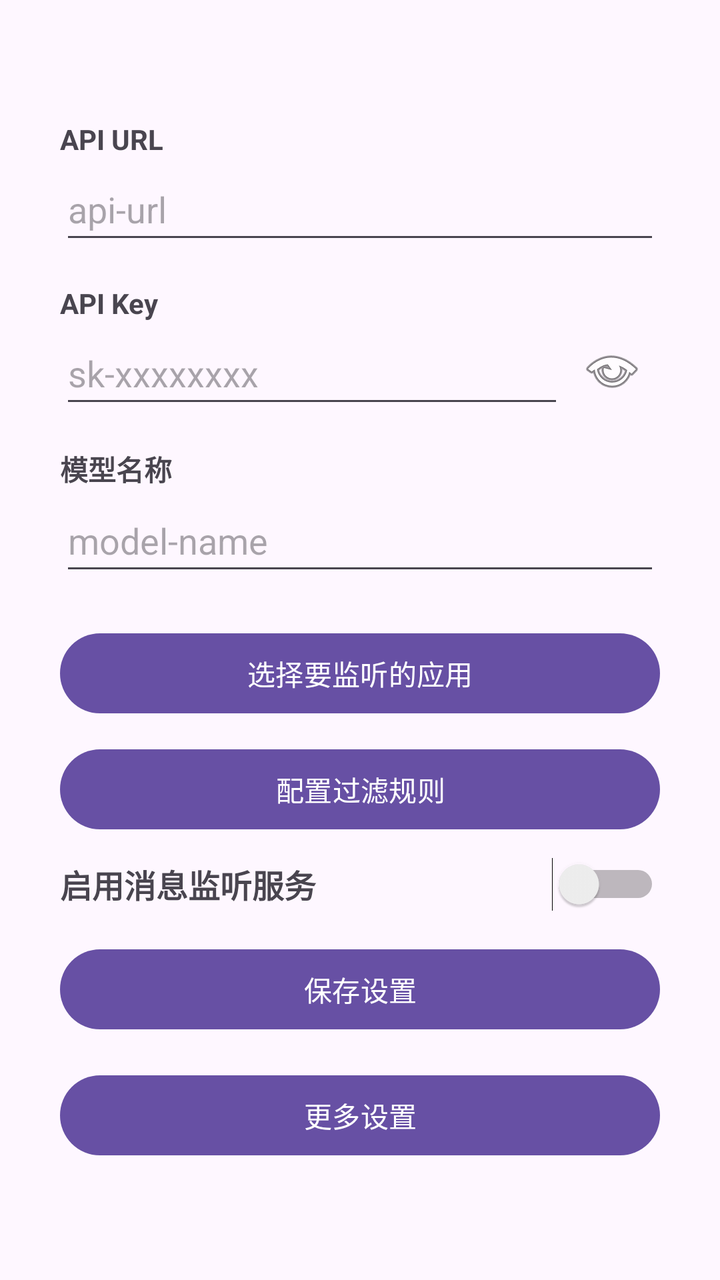
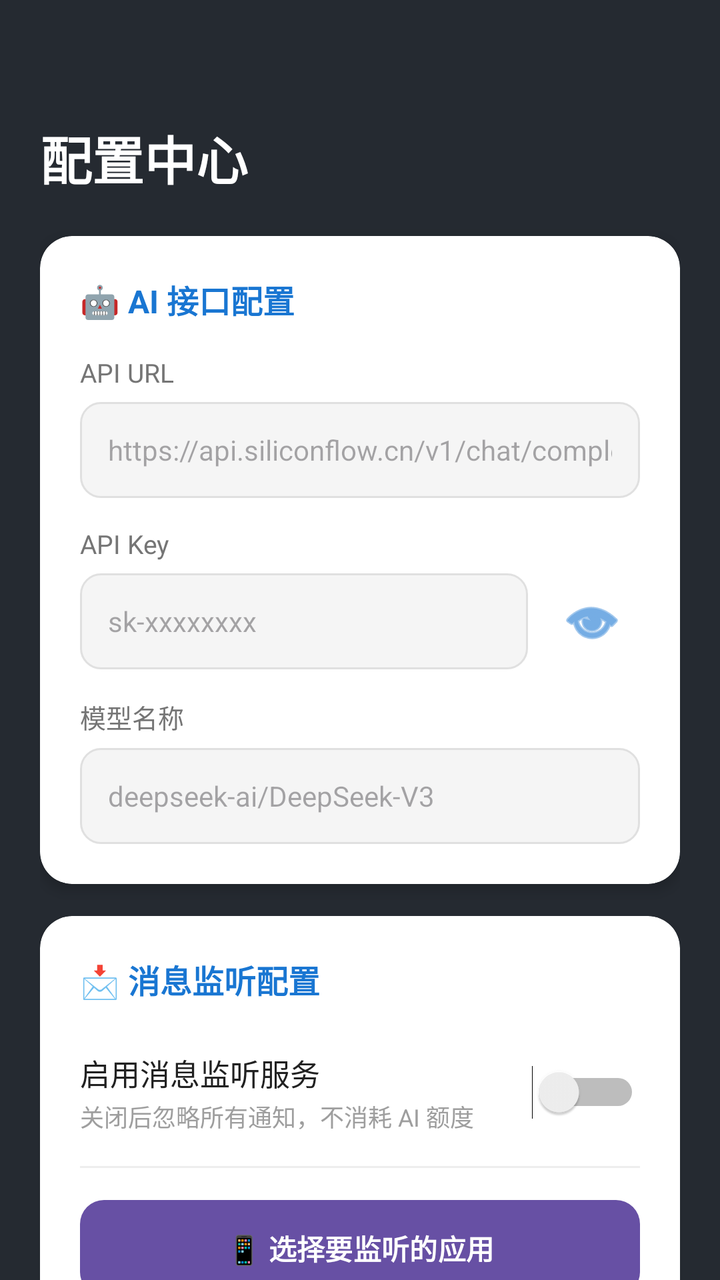

Compare the two renders of this Android layout. The source of the first and the diff that turns it into the second are given below.
<!-- AndroidManifest.xml: application theme Theme.QQAIHelper -->
<!-- res/layout/activity_main.xml -->
<?xml version="1.0" encoding="utf-8"?>
<LinearLayout xmlns:android="http://schemas.android.com/apk/res/android"
    android:layout_width="match_parent"
    android:layout_height="match_parent"
    android:orientation="vertical"
    android:fitsSystemWindows="true"
    android:paddingTop="60dp">

    <LinearLayout
        android:layout_width="match_parent"
        android:layout_height="wrap_content"
        android:orientation="vertical"
        android:layout_marginLeft="30dp"
        android:layout_marginRight="30dp"
        android:layout_marginBottom="20dp">

        <TextView
            android:layout_width="wrap_content"
            android:layout_height="wrap_content"
            android:text="API URL"
            android:textStyle="bold" />

        <EditText
            android:id="@+id/etApiUrl"
            android:layout_width="match_parent"
            android:layout_height="wrap_content"
            android:minHeight="48dp"
            android:inputType="textUri"
            android:layout_marginBottom="15dp"
            android:hint="api-url" />

        <TextView
            android:layout_width="wrap_content"
            android:layout_height="wrap_content"
            android:text="API Key"
            android:textStyle="bold" />

        
        <LinearLayout
            android:layout_width="match_parent"
            android:layout_height="wrap_content"
            android:orientation="horizontal"
            android:gravity="center_vertical"
            android:layout_marginBottom="15dp">

            <EditText
                android:id="@+id/etApiKey"
                android:layout_width="0dp"
                android:layout_height="wrap_content"
                android:layout_weight="1"
                android:minHeight="48dp"
                android:inputType="textPassword"
                android:hint="sk-xxxxxxxx" />

            <ImageButton
                android:id="@+id/btnToggleApiKey"
                android:layout_width="48dp"
                android:layout_height="48dp"
                android:background="?attr/selectableItemBackgroundBorderless"
                android:src="@android:drawable/ic_menu_view"
                android:contentDescription="显示或隐藏密码" />
        </LinearLayout>

        <TextView
            android:layout_width="wrap_content"
            android:layout_height="wrap_content"
            android:text="模型名称"
            android:textStyle="bold" />

        <EditText
            android:id="@+id/etModel"
            android:layout_width="match_parent"
            android:layout_height="wrap_content"
            android:minHeight="48dp"
            android:inputType="text"
            android:layout_marginBottom="20dp"
            android:hint="model-name" />

        <Button
            android:id="@+id/btnSelectApps"
            android:layout_width="match_parent"
            android:layout_height="wrap_content"
            android:minHeight="48dp"
            android:layout_marginBottom="10dp"
            android:text="选择要监听的应用" />

        <Button
            android:id="@+id/btnFilterRules"
            android:layout_width="match_parent"
            android:layout_height="wrap_content"
            android:minHeight="48dp"
            android:layout_marginBottom="10dp"
            android:text="配置过滤规则" />

        <LinearLayout
            android:layout_width="match_parent"
            android:layout_height="wrap_content"
            android:orientation="horizontal"
            android:gravity="center_vertical"
            android:layout_marginBottom="15dp">

            <TextView
                android:layout_width="0dp"
                android:layout_height="wrap_content"
                android:layout_weight="1"
                android:text="启用消息监听服务"
                android:textStyle="bold"
                android:textSize="16sp" />

            <Switch
                android:id="@+id/switchService"
                android:layout_width="wrap_content"
                android:layout_height="wrap_content" />
        </LinearLayout>

        <Button
            android:id="@+id/btnSave"
            android:layout_width="match_parent"
            android:layout_height="wrap_content"
            android:minHeight="48dp"
            android:text="保存设置" />

        <Button
            android:id="@+id/btnMoreSettings"
            android:layout_width="match_parent"
            android:layout_height="wrap_content"
            android:minHeight="48dp"
            android:layout_marginTop="15dp"
            android:text="更多设置" />

        <TextView
            android:id="@+id/tvStatus"
            android:layout_width="match_parent"
            android:layout_height="wrap_content"
            android:layout_marginTop="10dp"
            android:gravity="center"
            android:textColor="#4CAF50" />

    </LinearLayout>

</LinearLayout>
<!-- resources referenced by this layout -->
<resources>
  <style name="Theme.QQAIHelper" parent="Base.Theme.QQAIHelper" />
  <style name="Base.Theme.QQAIHelper" parent="Theme.Material3.DayNight.NoActionBar">
          
          
      </style>
</resources>

<!-- the commit's change to res/layout/activity_main.xml (unified diff, before → after) -->
@@ -1,141 +1,271 @@
 <?xml version="1.0" encoding="utf-8"?>
 <LinearLayout xmlns:android="http://schemas.android.com/apk/res/android"
+    xmlns:app="http://schemas.android.com/apk/res-auto"
     android:layout_width="match_parent"
     android:layout_height="match_parent"
     android:orientation="vertical"
     android:fitsSystemWindows="true"
-    android:paddingTop="60dp">
-
-    <LinearLayout
+    android:paddingTop="60dp"
+    android:background="#252A31">
+
+    <ScrollView
         android:layout_width="match_parent"
-        android:layout_height="wrap_content"
-        android:orientation="vertical"
-        android:layout_marginLeft="30dp"
-        android:layout_marginRight="30dp"
-        android:layout_marginBottom="20dp">
-
-        <TextView
-            android:layout_width="wrap_content"
-            android:layout_height="wrap_content"
-            android:text="API URL"
-            android:textStyle="bold" />
-
-        <EditText
-            android:id="@+id/etApiUrl"
-            android:layout_width="match_parent"
-            android:layout_height="wrap_content"
-            android:minHeight="48dp"
-            android:inputType="textUri"
-            android:layout_marginBottom="15dp"
-            android:hint="api-url" />
-
-        <TextView
-            android:layout_width="wrap_content"
-            android:layout_height="wrap_content"
-            android:text="API Key"
-            android:textStyle="bold" />
-
-        
+        android:layout_height="match_parent"
+        android:layout_marginLeft="20dp"
+        android:layout_marginRight="20dp"
+        android:scrollbars="none">
+
         <LinearLayout
             android:layout_width="match_parent"
             android:layout_height="wrap_content"
-            android:orientation="horizontal"
-            android:gravity="center_vertical"
-            android:layout_marginBottom="15dp">
-
-            <EditText
-                android:id="@+id/etApiKey"
-                android:layout_width="0dp"
-                android:layout_height="wrap_content"
-                android:layout_weight="1"
+            android:orientation="vertical"
+            android:paddingBottom="24dp">
+
+            
+            <TextView
+                android:layout_width="wrap_content"
+                android:layout_height="wrap_content"
+                android:text="配置中心"
+                android:textSize="26sp"
+                android:textStyle="bold"
+                android:textColor="#FFFFFF"
+                android:layout_marginBottom="20dp"/>
+
+            
+            <androidx.cardview.widget.CardView
+                android:layout_width="match_parent"
+                android:layout_height="wrap_content"
+                android:layout_marginBottom="16dp"
+                app:cardBackgroundColor="#FFFFFF"
+                app:cardCornerRadius="16dp"
+                app:cardElevation="4dp">
+
+                <LinearLayout
+                    android:layout_width="match_parent"
+                    android:layout_height="wrap_content"
+                    android:orientation="vertical"
+                    android:padding="20dp">
+
+                    <TextView
+                        android:layout_width="wrap_content"
+                        android:layout_height="wrap_content"
+                        android:text="🤖 AI 接口配置"
+                        android:textSize="16sp"
+                        android:textStyle="bold"
+                        android:textColor="#1976D2"
+                        android:layout_marginBottom="16dp"/>
+
+                    <TextView
+                        android:layout_width="wrap_content"
+                        android:layout_height="wrap_content"
+                        android:text="API URL"
+                        android:textSize="13sp"
+                        android:textColor="#757575"
+                        android:layout_marginBottom="6dp"/>
+
+                    <EditText
+                        android:id="@+id/etApiUrl"
+                        android:layout_width="match_parent"
+                        android:layout_height="wrap_content"
+                        android:minHeight="48dp"
+                        android:inputType="textUri"
+                        android:background="@drawable/input_bg"
+                        android:paddingHorizontal="14dp"
+                        android:textSize="14sp"
+                        android:layout_marginBottom="14dp"
+                        android:hint="https://api.siliconflow.cn/v1/chat/completions" />
+
+                    <TextView
+                        android:layout_width="wrap_content"
+                        android:layout_height="wrap_content"
+                        android:text="API Key"
+                        android:textSize="13sp"
+                        android:textColor="#757575"
+                        android:layout_marginBottom="6dp"/>
+
+                    <LinearLayout
+                        android:layout_width="match_parent"
+                        android:layout_height="wrap_content"
+                        android:orientation="horizontal"
+                        android:gravity="center_vertical"
+                        android:layout_marginBottom="14dp">
+
+                        <EditText
+                            android:id="@+id/etApiKey"
+                            android:layout_width="0dp"
+                            android:layout_height="wrap_content"
+                            android:layout_weight="1"
+                            android:minHeight="48dp"
+                            android:inputType="textPassword"
+                            android:background="@drawable/input_bg"
+                            android:paddingHorizontal="14dp"
+                            android:textSize="14sp"
+                            android:hint="sk-xxxxxxxx" />
+
+                        <ImageButton
+                            android:id="@+id/btnToggleApiKey"
+                            android:layout_width="48dp"
+                            android:layout_height="48dp"
+                            android:layout_marginStart="8dp"
+                            android:background="?attr/selectableItemBackgroundBorderless"
+                            android:src="@android:drawable/ic_menu_view"
+                            app:tint="#1976D2"
+                            android:contentDescription="显示或隐藏密码" />
+                    </LinearLayout>
+
+                    <TextView
+                        android:layout_width="wrap_content"
+                        android:layout_height="wrap_content"
+                        android:text="模型名称"
+                        android:textSize="13sp"
+                        android:textColor="#757575"
+                        android:layout_marginBottom="6dp"/>
+
+                    <EditText
+                        android:id="@+id/etModel"
+                        android:layout_width="match_parent"
+                        android:layout_height="wrap_content"
+                        android:minHeight="48dp"
+                        android:inputType="text"
+                        android:background="@drawable/input_bg"
+                        android:paddingHorizontal="14dp"
+                        android:textSize="14sp"
+                        android:hint="deepseek-ai/DeepSeek-V3" />
+
+                </LinearLayout>
+            </androidx.cardview.widget.CardView>
+
+            
+            <androidx.cardview.widget.CardView
+                android:layout_width="match_parent"
+                android:layout_height="wrap_content"
+                android:layout_marginBottom="16dp"
+                app:cardBackgroundColor="#FFFFFF"
+                app:cardCornerRadius="16dp"
+                app:cardElevation="4dp">
+
+                <LinearLayout
+                    android:layout_width="match_parent"
+                    android:layout_height="wrap_content"
+                    android:orientation="vertical"
+                    android:padding="20dp">
+
+                    <TextView
+                        android:layout_width="wrap_content"
+                        android:layout_height="wrap_content"
+                        android:text="📩 消息监听配置"
+                        android:textSize="16sp"
+                        android:textStyle="bold"
+                        android:textColor="#1976D2"
+                        android:layout_marginBottom="16dp"/>
+
+                    <LinearLayout
+                        android:layout_width="match_parent"
+                        android:layout_height="wrap_content"
+                        android:orientation="horizontal"
+                        android:gravity="center_vertical"
+                        android:paddingVertical="8dp">
+
+                        <LinearLayout
+                            android:layout_width="0dp"
+                            android:layout_height="wrap_content"
+                            android:layout_weight="1"
+                            android:orientation="vertical">
+
+                            <TextView
+                                android:layout_width="wrap_content"
+                                android:layout_height="wrap_content"
+                                android:text="启用消息监听服务"
+                                android:textSize="15sp"
+                                android:textColor="#212121"/>
+
+                            <TextView
+                                android:layout_width="wrap_content"
+                                android:layout_height="wrap_content"
+                                android:layout_marginTop="2dp"
+                                android:text="关闭后忽略所有通知，不消耗 AI 额度"
+                                android:textSize="12sp"
+                                android:textColor="#9E9E9E"/>
+                        </LinearLayout>
+
+                        <Switch
+                            android:id="@+id/switchService"
+                            android:layout_width="wrap_content"
+                            android:layout_height="wrap_content" />
+                    </LinearLayout>
+
+                    <View
+                        android:layout_width="match_parent"
+                        android:layout_height="1dp"
+                        android:background="#EEEEEE"
+                        android:layout_marginVertical="8dp"/>
+
+                    <Button
+                        android:id="@+id/btnSelectApps"
+                        android:layout_width="match_parent"
+                        android:layout_height="wrap_content"
+                        android:minHeight="48dp"
+                        android:layout_marginTop="8dp"
+                        android:text="📱 选择要监听的应用"
+                        android:textColor="#FFFFFF"
+                        android:textSize="14sp"
+                        android:textStyle="bold"
+                        android:textAllCaps="false"
+                        android:background="@drawable/btn_secondary_selector" />
+
+                    <Button
+                        android:id="@+id/btnFilterRules"
+                        android:layout_width="match_parent"
+                        android:layout_height="wrap_content"
+                        android:minHeight="48dp"
+                        android:layout_marginTop="10dp"
+                        android:text="🔍 配置过滤规则"
+                        android:textColor="#FFFFFF"
+                        android:textSize="14sp"
+                        android:textStyle="bold"
+                        android:textAllCaps="false"
+                        android:background="@drawable/btn_secondary_selector" />
+
+                </LinearLayout>
+            </androidx.cardview.widget.CardView>
+
+            
+            <Button
+                android:id="@+id/btnSave"
+                android:layout_width="match_parent"
+                android:layout_height="wrap_content"
+                android:minHeight="52dp"
+                android:text="保存设置"
+                android:textColor="#FFFFFF"
+                android:textSize="16sp"
+                android:textStyle="bold"
+                android:textAllCaps="false"
+                android:background="@drawable/btn_primary_selector"
+                android:layout_marginTop="4dp" />
+
+            <Button
+                android:id="@+id/btnMoreSettings"
+                android:layout_width="match_parent"
+                android:layout_height="wrap_content"
                 android:minHeight="48dp"
-                android:inputType="textPassword"
-                android:hint="sk-xxxxxxxx" />
-
-            <ImageButton
-                android:id="@+id/btnToggleApiKey"
-                android:layout_width="48dp"
-                android:layout_height="48dp"
-                android:background="?attr/selectableItemBackgroundBorderless"
-                android:src="@android:drawable/ic_menu_view"
-                android:contentDescription="显示或隐藏密码" />
+                android:layout_marginTop="12dp"
+                android:text="⚙️ 更多设置"
+                android:textColor="#FFFFFF"
+                android:textSize="14sp"
+                android:textStyle="bold"
+                android:textAllCaps="false"
+                android:background="@drawable/btn_secondary_selector" />
+
+            <TextView
+                android:id="@+id/tvStatus"
+                android:layout_width="match_parent"
+                android:layout_height="wrap_content"
+                android:layout_marginTop="16dp"
+                android:gravity="center"
+                android:textSize="14sp"
+                android:textColor="#00E676" />
+
         </LinearLayout>
-
-        <TextView
-            android:layout_width="wrap_content"
-            android:layout_height="wrap_content"
-            android:text="模型名称"
-            android:textStyle="bold" />
-
-        <EditText
-            android:id="@+id/etModel"
-            android:layout_width="match_parent"
-            android:layout_height="wrap_content"
-            android:minHeight="48dp"
-            android:inputType="text"
-            android:layout_marginBottom="20dp"
-            android:hint="model-name" />
-
-        <Button
-            android:id="@+id/btnSelectApps"
-            android:layout_width="match_parent"
-            android:layout_height="wrap_content"
-            android:minHeight="48dp"
-            android:layout_marginBottom="10dp"
-            android:text="选择要监听的应用" />
-
-        <Button
-            android:id="@+id/btnFilterRules"
-            android:layout_width="match_parent"
-            android:layout_height="wrap_content"
-            android:minHeight="48dp"
-            android:layout_marginBottom="10dp"
-            android:text="配置过滤规则" />
-
-        <LinearLayout
-            android:layout_width="match_parent"
-            android:layout_height="wrap_content"
-            android:orientation="horizontal"
-            android:gravity="center_vertical"
-            android:layout_marginBottom="15dp">
-
-            <TextView
-                android:layout_width="0dp"
-                android:layout_height="wrap_content"
-                android:layout_weight="1"
-                android:text="启用消息监听服务"
-                android:textStyle="bold"
-                android:textSize="16sp" />
-
-            <Switch
-                android:id="@+id/switchService"
-                android:layout_width="wrap_content"
-                android:layout_height="wrap_content" />
-        </LinearLayout>
-
-        <Button
-            android:id="@+id/btnSave"
-            android:layout_width="match_parent"
-            android:layout_height="wrap_content"
-            android:minHeight="48dp"
-            android:text="保存设置" />
-
-        <Button
-            android:id="@+id/btnMoreSettings"
-            android:layout_width="match_parent"
-            android:layout_height="wrap_content"
-            android:minHeight="48dp"
-            android:layout_marginTop="15dp"
-            android:text="更多设置" />
-
-        <TextView
-            android:id="@+id/tvStatus"
-            android:layout_width="match_parent"
-            android:layout_height="wrap_content"
-            android:layout_marginTop="10dp"
-            android:gravity="center"
-            android:textColor="#4CAF50" />
-
-    </LinearLayout>
+    </ScrollView>
 
 </LinearLayout>
<!-- resource entries referenced after the edit -->
@@ -1,9 +1,55 @@
 <!-- resources referenced by this layout -->
 <resources>
+  <!-- drawable btn_primary_selector (drawable) -->
+  <?xml version="1.0" encoding="utf-8"?>
+  <selector xmlns:android="http://schemas.android.com/apk/res/android">
+      <item android:state_pressed="true" android:drawable="@drawable/btn_primary_bg_pressed" />
+      <item android:drawable="@drawable/btn_primary_bg" />
+  </selector>
+  <!-- drawable btn_secondary_selector (drawable) -->
+  <?xml version="1.0" encoding="utf-8"?>
+  <selector xmlns:android="http://schemas.android.com/apk/res/android">
+      <item android:state_pressed="true" android:drawable="@drawable/btn_secondary_bg_pressed" />
+      <item android:drawable="@drawable/btn_secondary_bg" />
+  </selector>
+  <!-- drawable input_bg (drawable) -->
+  <?xml version="1.0" encoding="utf-8"?>
+  <shape xmlns:android="http://schemas.android.com/apk/res/android"
+      android:shape="rectangle">
+      <solid android:color="#F5F5F5" />
+      <corners android:radius="10dp" />
+      <stroke android:width="1dp" android:color="#E0E0E0" />
+  </shape>
   <style name="Theme.QQAIHelper" parent="Base.Theme.QQAIHelper" />
-  <style name="Base.Theme.QQAIHelper" parent="Theme.Material3.DayNight.NoActionBar">
-          
-          
+  <!-- drawable btn_primary_bg_pressed (drawable) -->
+  <?xml version="1.0" encoding="utf-8"?>
+  <shape xmlns:android="http://schemas.android.com/apk/res/android"
+      android:shape="rectangle">
+      <solid android:color="#1565C0" />
+      <corners android:radius="12dp" />
+  </shape>
+  <!-- drawable btn_primary_bg (drawable) -->
+  <?xml version="1.0" encoding="utf-8"?>
+  <shape xmlns:android="http://schemas.android.com/apk/res/android"
+      android:shape="rectangle">
+      <solid android:color="#2979FF" />
+      <corners android:radius="12dp" />
+  </shape>
+  <!-- drawable btn_secondary_bg_pressed (drawable) -->
+  <?xml version="1.0" encoding="utf-8"?>
+  <shape xmlns:android="http://schemas.android.com/apk/res/android"
+      android:shape="rectangle">
+      <solid android:color="#0091EA" />
+      <corners android:radius="12dp" />
+  </shape>
+  <!-- drawable btn_secondary_bg (drawable) -->
+  <?xml version="1.0" encoding="utf-8"?>
+  <shape xmlns:android="http://schemas.android.com/apk/res/android"
+      android:shape="rectangle">
+      <solid android:color="#00B0FF" />
+      <corners android:radius="12dp" />
+  </shape>
+  <style name="Base.Theme.QQAIHelper" parent="Theme.Material3.Light.NoActionBar">
       </style>
 </resources>
 
